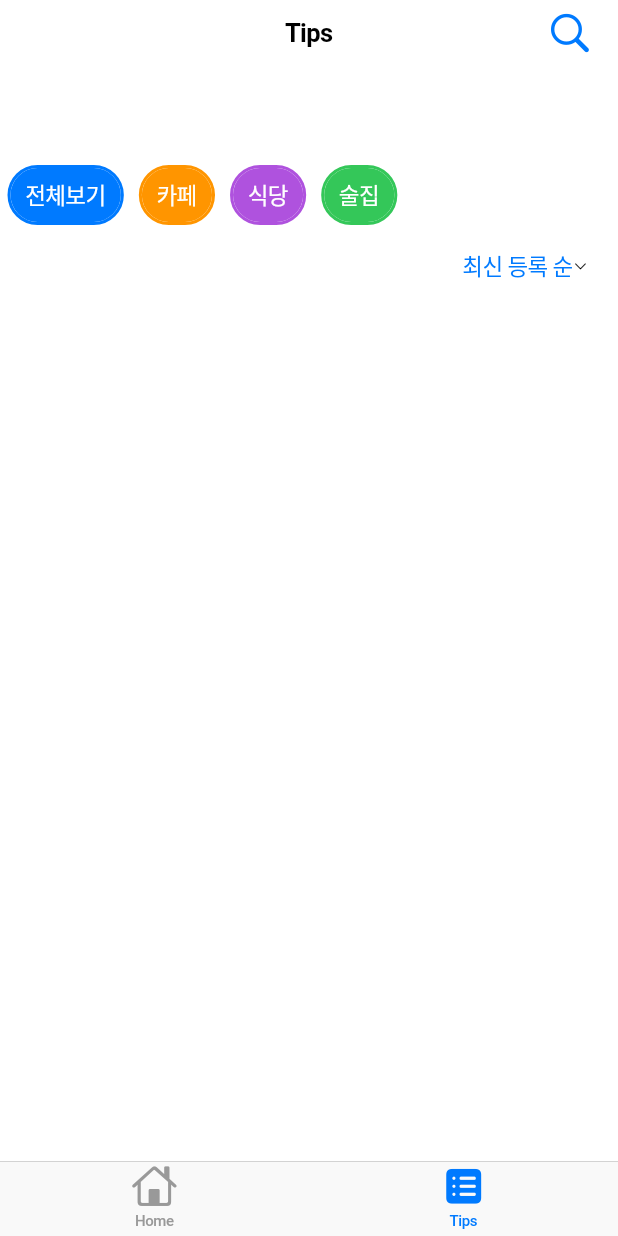
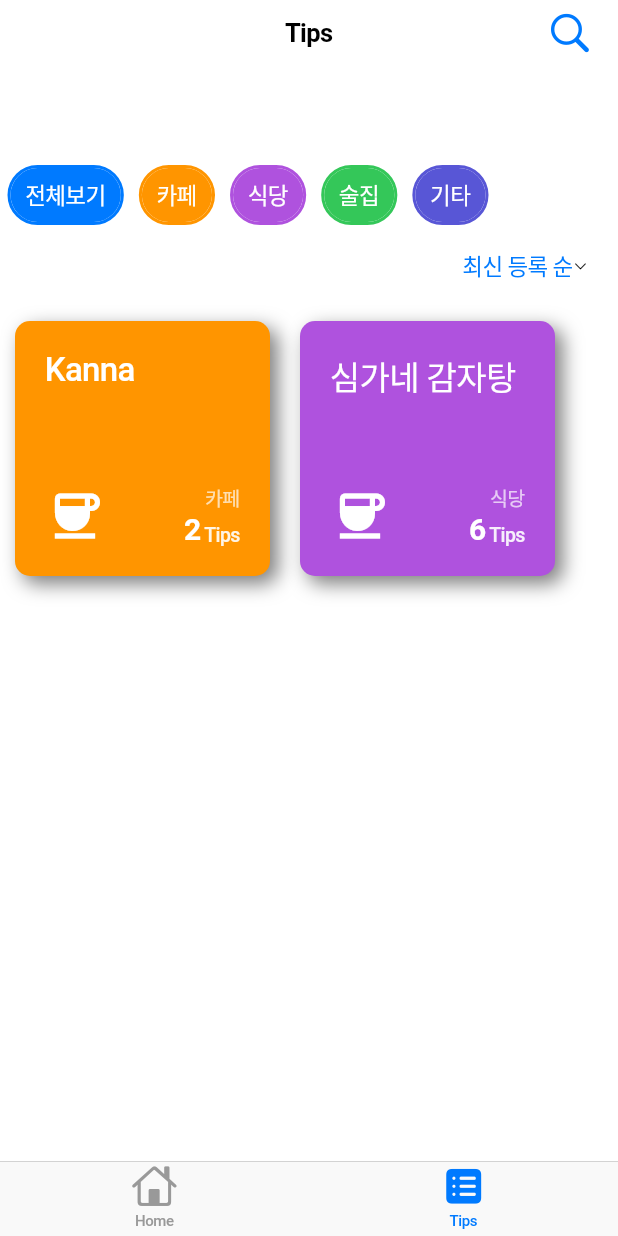
Before and after one commit to marooo326/TipMe-front, a Flutter app: the screen it shows after launch, on a phone screen of 412 x 824 dp. Run offline on Flutter 3.47's test engine with Material 2 defaults, Android fonts, the phone set to English and light mode, and no system bars.

Commit message:
feat: Tip Card Widget 디자인

```diff
--- a/lib/screens/tips_screen.dart
+++ b/lib/screens/tips_screen.dart
@@ -1,6 +1,7 @@
 import 'package:flutter/cupertino.dart';
 import 'package:tipme_front/models/user_info_model.dart';
 import 'package:tipme_front/widgets/category_button_widget.dart';
+import 'package:tipme_front/widgets/tip_card_widget.dart';
 
 class TipsScreen extends StatefulWidget {
   final UserInfoModel userInfo;
@@ -14,13 +15,31 @@ class TipsScreen extends StatefulWidget {
 }
 
 class _TipsScreenState extends State<TipsScreen> {
+  final int categoryCount = 4;
   late final GlobalKey<CategoryButtonWidgetState> allCategoryWidgetKey;
   late final List<GlobalKey<CategoryButtonWidgetState>> categoryWidgetKeyList;
+  final List<String> categoryList = [
+    "카페",
+    "식당",
+    "술집",
+    "기타",
+  ];
+  final List<Color> categoryColorList = [
+    CupertinoColors.systemOrange,
+    CupertinoColors.systemPurple,
+    CupertinoColors.systemGreen,
+    CupertinoColors.systemIndigo,
+  ];
 
   @override
   void initState() {
-    allCategoryWidgetKey = GlobalKey();
-    categoryWidgetKeyList = [GlobalKey(), GlobalKey(), GlobalKey()];
+    // 추후 상태관리 패턴 적용 필요
+    allCategoryWidgetKey = GlobalKey(); //전체보기 글로벌 키
+    List<GlobalKey<CategoryButtonWidgetState>> tempKeyList = [];
+    for (var i = 0; i < categoryCount; ++i) {
+      tempKeyList.add(GlobalKey());
+    } //카테고리 글로벌 키 생성
+    categoryWidgetKeyList = tempKeyList;
     super.initState();
   }
 
@@ -73,20 +92,26 @@ class _TipsScreenState extends State<TipsScreen> {
                     ),
                     CategoryButtonWidget(
                       key: categoryWidgetKeyList[0],
-                      text: "카페",
-                      buttonColor: CupertinoColors.systemOrange,
+                      text: categoryList[0],
+                      buttonColor: categoryColorList[0],
                       updateButtonState: updateButtonState,
                     ),
                     CategoryButtonWidget(
                       key: categoryWidgetKeyList[1],
-                      text: "식당",
-                      buttonColor: CupertinoColors.systemPurple,
+                      text: categoryList[1],
+                      buttonColor: categoryColorList[1],
                       updateButtonState: updateButtonState,
                     ),
                     CategoryButtonWidget(
                       key: categoryWidgetKeyList[2],
-                      text: "술집",
-                      buttonColor: CupertinoColors.systemGreen,
+                      text: categoryList[2],
+                      buttonColor: categoryColorList[2],
+                      updateButtonState: updateButtonState,
+                    ),
+                    CategoryButtonWidget(
+                      key: categoryWidgetKeyList[3],
+                      text: categoryList[3],
+                      buttonColor: categoryColorList[3],
                       updateButtonState: updateButtonState,
                     ),
                   ],
@@ -113,6 +138,24 @@ class _TipsScreenState extends State<TipsScreen> {
                         onPressed: () {})
                   ],
                 ),
+                Row(
+                  children: [
+                    TipCardWidget(
+                      id: 0,
+                      tipCount: 2,
+                      title: "Kanna",
+                      category: categoryList[0],
+                      cardColor: categoryColorList[0],
+                    ),
+                    TipCardWidget(
+                      id: 1,
+                      tipCount: 6,
+                      title: "심가네 감자탕",
+                      category: categoryList[1],
+                      cardColor: categoryColorList[1],
+                    ),
+                  ],
+                )
               ],
             ),
           ),
--- /dev/null
+++ b/lib/widgets/tip_card_widget.dart
@@ -0,0 +1,103 @@
+import 'package:flutter/material.dart';
+
+class TipCardWidget extends StatefulWidget {
+  const TipCardWidget({
+    super.key,
+    required this.id,
+    required this.tipCount,
+    required this.title,
+    required this.category,
+    required this.cardColor,
+  });
+  final int id, tipCount;
+  final String title, category;
+  final Color cardColor;
+
+  @override
+  State<TipCardWidget> createState() => _TipCardWidgetState();
+}
+
+class _TipCardWidgetState extends State<TipCardWidget> {
+  @override
+  Widget build(BuildContext context) {
+    return Container(
+      height: 170,
+      width: 170,
+      margin: const EdgeInsets.all(10),
+      padding: const EdgeInsets.all(20),
+      decoration: BoxDecoration(
+        color: widget.cardColor.withOpacity(1),
+        borderRadius: BorderRadius.circular(10),
+        boxShadow: [
+          BoxShadow(
+            blurRadius: 10,
+            offset: const Offset(5, 5),
+            color: Colors.black.withOpacity(0.5),
+          ),
+        ],
+      ),
+      child: Column(
+        mainAxisAlignment: MainAxisAlignment.spaceBetween,
+        children: [
+          Row(
+            children: [
+              Text(
+                widget.title,
+                style: const TextStyle(
+                  fontSize: 22,
+                  fontWeight: FontWeight.w500,
+                  color: Colors.white,
+                ),
+              ),
+            ],
+          ),
+          Row(
+            mainAxisAlignment: MainAxisAlignment.spaceBetween,
+            crossAxisAlignment: CrossAxisAlignment.end,
+            children: [
+              const Icon(
+                Icons.coffee,
+                color: Colors.white,
+                size: 40,
+              ),
+              Column(
+                crossAxisAlignment: CrossAxisAlignment.end,
+                children: [
+                  Text(
+                    widget.category,
+                    style: TextStyle(
+                      fontSize: 13,
+                      fontWeight: FontWeight.w500,
+                      color: Colors.white.withOpacity(0.7),
+                    ),
+                  ),
+                  Row(
+                    crossAxisAlignment: CrossAxisAlignment.end,
+                    children: [
+                      Text(
+                        widget.tipCount.toString(),
+                        style: const TextStyle(
+                          fontSize: 20,
+                          fontWeight: FontWeight.w600,
+                          color: Colors.white,
+                        ),
+                      ),
+                      Text(
+                        " Tips",
+                        style: TextStyle(
+                          fontSize: 13,
+                          fontWeight: FontWeight.w500,
+                          color: Colors.white.withOpacity(0.9),
+                        ),
+                      ),
+                    ],
+                  ),
+                ],
+              ),
+            ],
+          ),
+        ],
+      ),
+    );
+  }
+}
```
